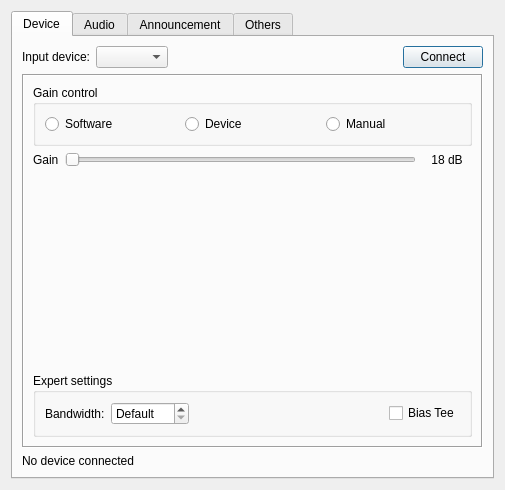
First picture: the form in gui/setupdialog.ui, repository KejPi/AbracaDABra, before the edit.
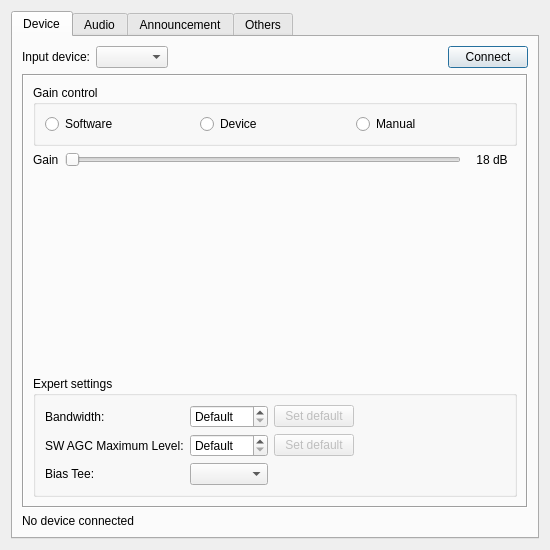
Second picture: the form after the edit. The open tabs and pages were chosen to show the change. Custom widgets are drawn as their Qt base class.

Commit message: feat: RTLSDR SW AGC redesign - time constant adjusted, gain switching thresholds modified, possibility to tune AGC from settings added. Settings redesigned, bias-T is implemented by combo, "Set default" buttons added. NEEDS TO BE TESTED

What changed in the file:
```diff
--- a/gui/setupdialog.ui
+++ b/gui/setupdialog.ui
@@ -6,14 +6,14 @@
    <rect>
     <x>0</x>
     <y>0</y>
-    <width>505</width>
-    <height>490</height>
+    <width>550</width>
+    <height>550</height>
    </rect>
   </property>
   <property name="minimumSize">
    <size>
-    <width>0</width>
-    <height>0</height>
+    <width>530</width>
+    <height>530</height>
    </size>
   </property>
   <property name="windowTitle">
@@ -82,12 +82,6 @@
        </item>
        <item>
         <widget class="QStackedWidget" name="deviceOptionsWidget">
-         <property name="minimumSize">
-          <size>
-           <width>414</width>
-           <height>221</height>
-          </size>
-         </property>
          <property name="frameShape">
           <enum>QFrame::Box</enum>
          </property>
@@ -207,15 +201,8 @@
              <property name="title">
               <string>Expert settings</string>
              </property>
-             <layout class="QHBoxLayout" name="horizontalLayout_11">
-              <item>
-               <widget class="QLabel" name="rtlsdrBandwidthLabel">
-                <property name="text">
-                 <string>Bandwidth:</string>
-                </property>
-               </widget>
-              </item>
-              <item>
+             <layout class="QGridLayout" name="gridLayout_6">
+              <item row="2" column="1">
                <widget class="QSpinBox" name="rtlsdrBandwidth">
                 <property name="specialValueText">
                  <string>Default</string>
@@ -231,7 +218,73 @@
                 </property>
                </widget>
               </item>
-              <item>
+              <item row="4" column="1">
+               <widget class="QComboBox" name="rtlsdrBiasTCombo"/>
+              </item>
+              <item row="2" column="0">
+               <widget class="QLabel" name="rtlsdrBandwidthLabel">
+                <property name="text">
+                 <string>Bandwidth:</string>
+                </property>
+               </widget>
+              </item>
+              <item row="2" column="4">
+               <widget class="QPushButton" name="rtlsdrBandwidthDefault">
+                <property name="enabled">
+                 <bool>false</bool>
+                </property>
+                <property name="text">
+                 <string>Set default</string>
+                </property>
+               </widget>
+              </item>
+              <item row="3" column="4">
+               <widget class="QPushButton" name="rtlsdrSwAgcMaxLevelDefault">
+                <property name="enabled">
+                 <bool>false</bool>
+                </property>
+                <property name="text">
+                 <string>Set default</string>
+                </property>
+               </widget>
+              </item>
+              <item row="3" column="0">
+               <widget class="QLabel" name="rtlsdrSwAgcLevelLabel">
+                <property name="text">
+                 <string>SW AGC Maximum Level:</string>
+                </property>
+               </widget>
+              </item>
+              <item row="4" column="0">
+               <widget class="QLabel" name="rtlsdrBiasTLabel">
+                <property name="text">
+                 <string>Bias Tee:</string>
+                </property>
+               </widget>
+              </item>
+              <item row="3" column="1">
+               <widget class="QSpinBox" name="rtlsdrSwAgcMaxLevel">
+                <property name="specialValueText">
+                 <string>Default</string>
+                </property>
+                <property name="suffix">
+                 <string notr="true"/>
+                </property>
+                <property name="minimum">
+                 <number>0</number>
+                </property>
+                <property name="maximum">
+                 <number>127</number>
+                </property>
+                <property name="singleStep">
+                 <number>1</number>
+                </property>
+                <property name="value">
+                 <number>0</number>
+                </property>
+               </widget>
+              </item>
+              <item row="2" column="5">
                <spacer name="horizontalSpacer_4">
                 <property name="orientation">
                  <enum>Qt::Horizontal</enum>
@@ -244,13 +297,6 @@
                 </property>
                </spacer>
               </item>
-              <item>
-               <widget class="QCheckBox" name="rtlsdrBiasTCheckbox">
-                <property name="text">
-                 <string>Bias Tee</string>
-                </property>
-               </widget>
-              </item>
              </layout>
             </widget>
            </item>
```
Left out of the diff: 21 changed lines with no effect on the pictures. The commit also changes 5 other files.
